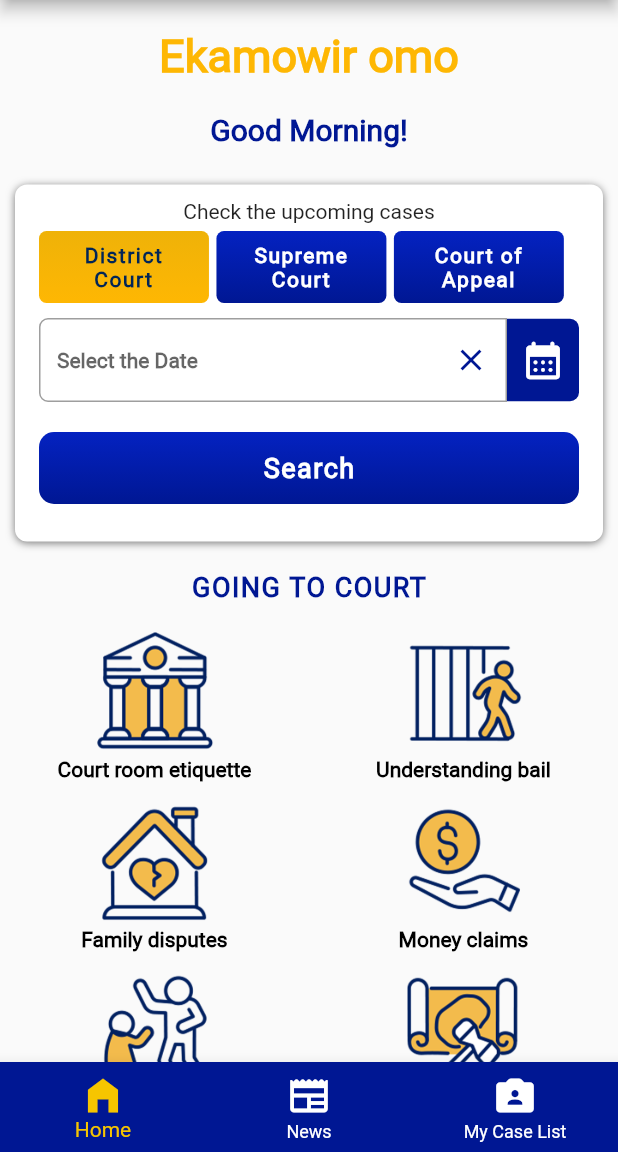
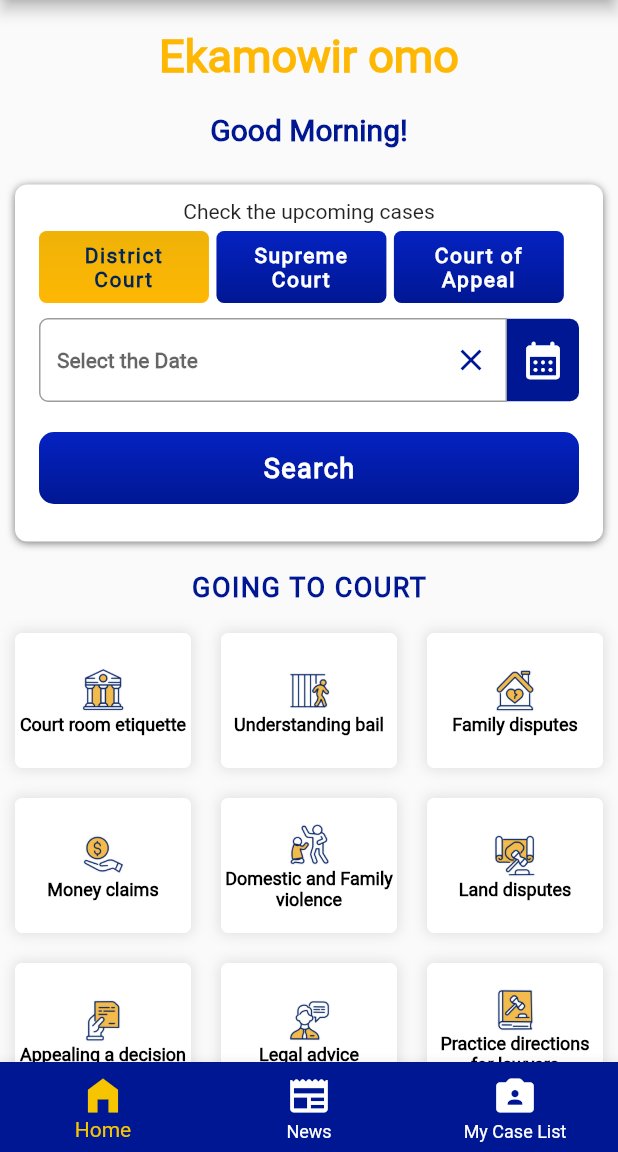
Before and after one commit to prasad305/NauruMobileApp, a Flutter app: the screen it shows after launch, on a phone screen of 412 x 824 dp, the part 84-1236 px from its top. Run offline on Flutter 3.47's test engine with Material 2 defaults, Android fonts, the phone set to English and light mode, and no system bars; our stand-ins replace firebase_core, firebase_messaging, flutter_local_notifications, flutter_markdown, flutter_typeahead and 2 more; missing offline and left inert: dart:ffi, platform_device_id, webviewx_plus, workmanager; accounts and stored records are empty; network calls fail.

Commit message:
card view changed

```diff
--- /dev/null
+++ b/lib/components/home_line_card_v2.dart
@@ -0,0 +1,78 @@
+import 'package:flutter/material.dart';
+
+import '../screens/webview.dart';
+
+class HomeCardV2 extends StatelessWidget {
+  final String title;
+  final bool showImg;
+  final String url;
+  final String img;
+
+  const HomeCardV2({
+    Key? key,
+    required this.title,
+    required this.url,
+    this.showImg = true,
+    required this.img,
+  }) : super(key: key);
+
+  @override
+  Widget build(BuildContext context) {
+    return Container(
+      margin: const EdgeInsets.all(10),
+      height: 90,
+      decoration: BoxDecoration(
+          borderRadius: BorderRadius.circular(5.0),
+          color: Colors.white,
+          boxShadow: [
+            BoxShadow(
+                color: Colors.black.withOpacity(0.1),
+                spreadRadius: 1,
+                blurRadius: 7,
+                offset: const Offset(0, 0))
+          ]),
+      child: Material(
+        borderRadius: BorderRadius.circular(5.0),
+        color: Colors.white,
+        child: InkWell(
+          onTap: () {
+            // Add what you want to do on tap
+            Navigator.of(context).push(
+                MaterialPageRoute(builder: (context) => WebViewPage(url: url)));
+          },
+          child: Padding(
+            padding: const EdgeInsets.all(1.0),
+            child: Column(
+              mainAxisAlignment: MainAxisAlignment.center,
+              children: [
+                Padding(
+                  padding: const EdgeInsets.all(1.0),
+                  child: showImg
+                      ? Image.asset(
+                          "assets/images/" + img,
+                          scale: 10,
+                        )
+                      : null,
+                ),
+                const SizedBox(
+                  width: 10,
+                ),
+                Text(
+                  title,
+                  textAlign: TextAlign.center,
+                  style: const TextStyle(
+                      fontSize: 12,
+                      fontWeight: FontWeight.bold,
+                      color: Colors.black),
+                ),
+                const SizedBox(
+                  width: 4,
+                ),
+              ],
+            ),
+          ),
+        ),
+      ),
+    );
+  }
+}
--- a/lib/screens/homepage.dart
+++ b/lib/screens/homepage.dart
@@ -17,6 +17,7 @@ import 'package:webviewx_plus/webviewx_plus.dart';
 import '../components/circle_loader.dart';
 import '../components/custom_button.dart';
 import '../components/home_line_card.dart';
+import '../components/home_line_card_v2.dart';
 import '../components/rounded_clickable_icon.dart';
 import 'about.dart';
 import 'cardpage.dart';
@@ -368,66 +369,71 @@ class _HomePageState extends State<HomePage> {
                       child: Table(//table border
                           children: const [
                         TableRow(children: [
-                          HomeCard(
+                          HomeCardV2(
                             img: "c1.png",
                             title: "Court room etiquette",
                             url:
                                 "https://naurujudiciary.gov.nr/going-to-court/court-room-etiquette/",
                           ),
-                          HomeCard(
+                          HomeCardV2(
                             img: "c2.png",
                             title: "Understanding bail",
                             url:
                                 "https://naurujudiciary.gov.nr/going-to-court/understanding-bail",
                           ),
-                        ]),
-                        TableRow(children: [
-                          HomeCard(
+                          HomeCardV2(
                               img: "c3.png",
                               title: "Family disputes",
                               url:
-                                  "https://naurujudiciary.gov.nr/going-to-court/family-disputes/"),
-                          HomeCard(
+                              "https://naurujudiciary.gov.nr/going-to-court/family-disputes/"),
+                        ]),
+                        TableRow(children: [
+
+                          HomeCardV2(
                               img: "c5.png",
                               title: "Money claims",
                               url:
                                   "https://naurujudiciary.gov.nr/going-to-court/money-claims/"),
-                        ]),
-                        TableRow(children: [
-                          HomeCard(
+                          HomeCardV2(
                               img: "c6.png",
                               title: "Domestic and Family violence",
                               url:
-                                  "https://naurujudiciary.gov.nr/going-to-court/domestic-and-family-violence/"),
-                          HomeCard(
+                              "https://naurujudiciary.gov.nr/going-to-court/domestic-and-family-violence/"),
+                          HomeCardV2(
                               img: "c7.png",
                               title: "Land disputes",
                               url:
-                                  "https://naurujudiciary.gov.nr/going-to-court/land-disputes/"),
+                              "https://naurujudiciary.gov.nr/going-to-court/land-disputes/"),
                         ]),
                         TableRow(children: [
-                          HomeCard(
+                          HomeCardV2(
                               img: "c4.png",
                               title: "Appealing a decision",
                               url:
                                   "https://naurujudiciary.gov.nr/going-to-court/appealing-a-decision/"),
-                          HomeCard(
+                          HomeCardV2(
                               img: "c8.png",
                               title: "Legal advice",
                               url:
                                   "https://naurujudiciary.gov.nr/going-to-court/legal-advice/"),
+
+                          HomeCardV2(
+                                  img: "c9.png",
+                                  title: "Practice directions for lawyers",
+                                  url:
+                                      "https://naurujudiciary.gov.nr/going-to-court/practice-directions-for-lawyers/"),
                         ]),
 
 
 
                       ])),
-                  Row(mainAxisAlignment: MainAxisAlignment.center, children: [
-                    HomeCard(
-                        img: "c9.png",
-                        title: "Practice directions for lawyers",
-                        url:
-                            "https://naurujudiciary.gov.nr/going-to-court/practice-directions-for-lawyers/"),
-                  ]),
+                  // Row(mainAxisAlignment: MainAxisAlignment.center, children: [
+                  //   HomeCard(
+                  //       img: "c9.png",
+                  //       title: "Practice directions for lawyers",
+                  //       url:
+                  //           "https://naurujudiciary.gov.nr/going-to-court/practice-directions-for-lawyers/"),
+                  // ]),
                 ],
               )),
       endDrawer: Container(
```
